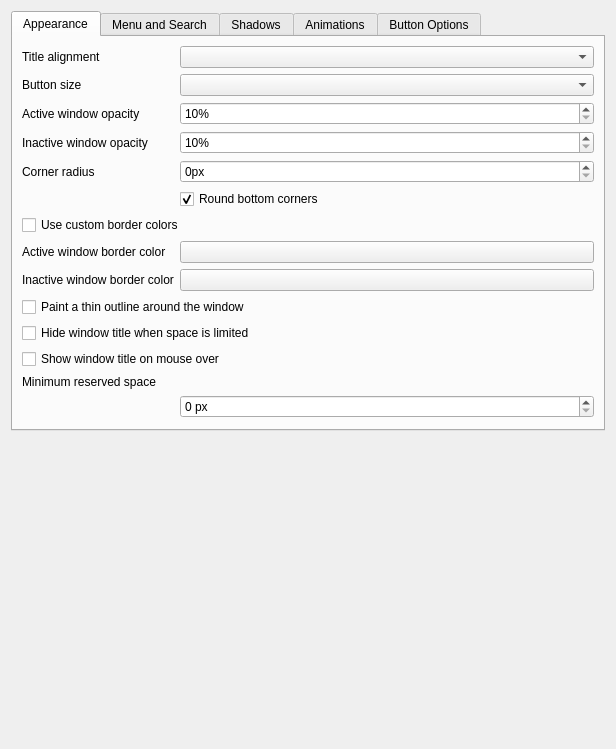
Above: src/kcm/config.ui from guiodic/material-decoration before the change. Below: the same form after it.
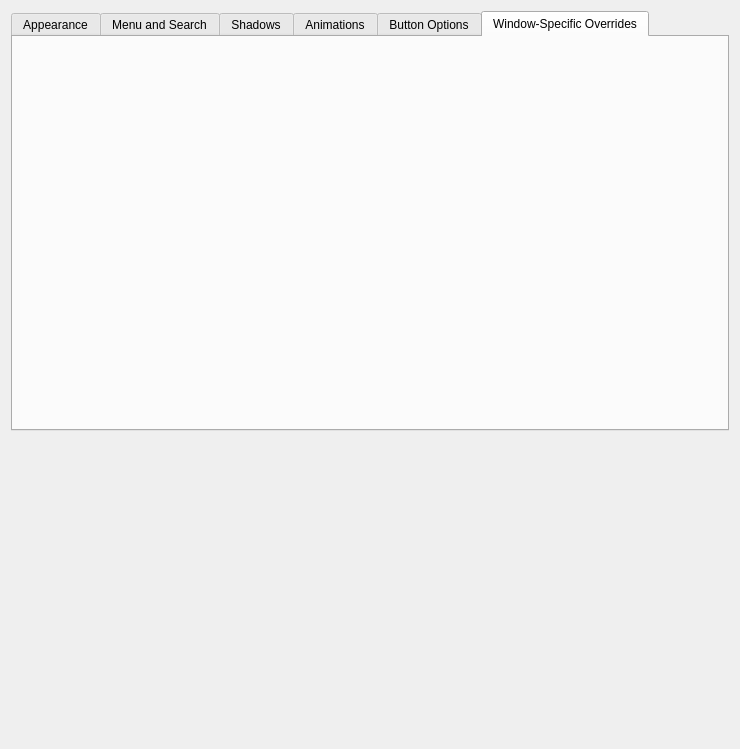
That is the form after the change. The open tabs and pages were chosen to show the change. Custom widgets are drawn as their Qt base class.

Commit message:
Implement and refine window-specific exceptions
* Add configurable per-window decoration exception rules matched by window title or class using exact or regular-expression matching.
* Provide KCM controls to detect window properties and add, edit, enable, remove, and reorder exception rules.
* Support per-window overrides for title bars, application and hamburger menus, shadows, and corner rounding.

Diff of the .ui file:
```diff
--- a/src/kcm/config.ui
+++ b/src/kcm/config.ui
@@ -6,7 +6,7 @@
    <rect>
     <x>0</x>
     <y>0</y>
-    <width>616</width>
+    <width>740</width>
     <height>749</height>
    </rect>
   </property>
@@ -428,6 +428,16 @@
        </item>
       </layout>
      </widget>
+     <widget class="QWidget" name="exceptionsTab">
+      <attribute name="title">
+       <string>Window-Specific Overrides</string>
+      </attribute>
+      <layout class="QVBoxLayout" name="verticalLayout_exceptions">
+       <item>
+        <widget class="Material::ExceptionListWidget" name="exceptionsWidget" native="true"/>
+       </item>
+      </layout>
+     </widget>
     </widget>
    </item>
    <item>
@@ -451,6 +461,12 @@
    <extends>QPushButton</extends>
    <header>kcolorbutton.h</header>
   </customwidget>
+  <customwidget>
+   <class>Material::ExceptionListWidget</class>
+   <extends>QWidget</extends>
+   <header>ExceptionListWidget.h</header>
+   <container>1</container>
+  </customwidget>
  </customwidgets>
  <resources/>
  <connections/>
```
The commit also changes 18 other files.
